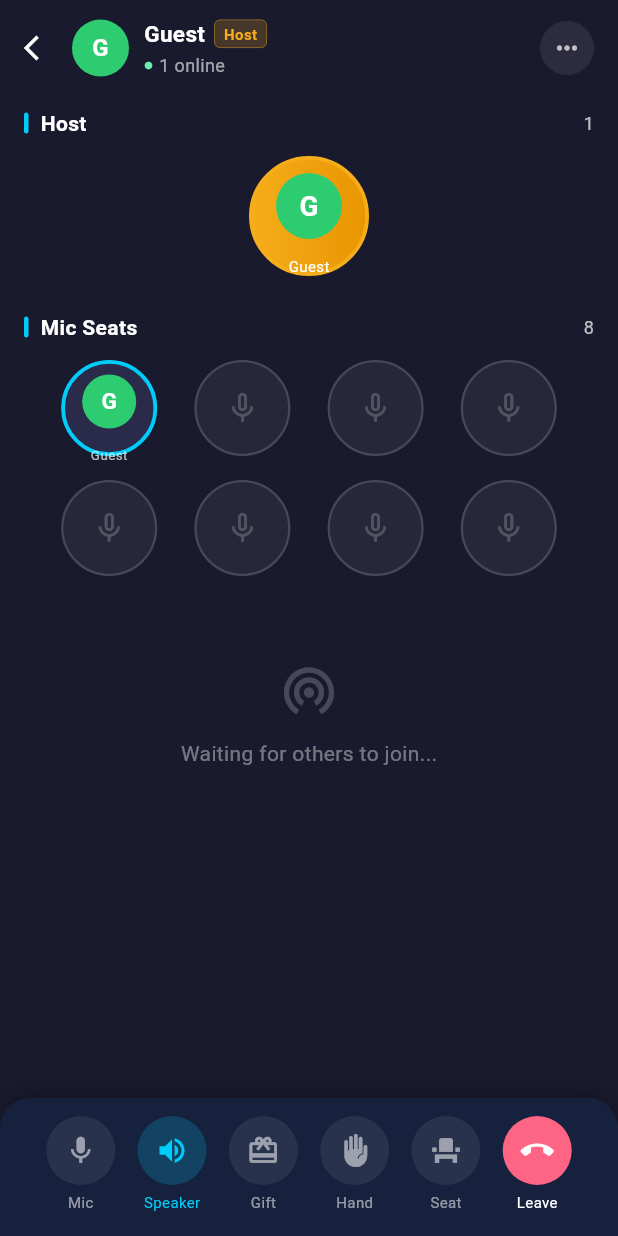
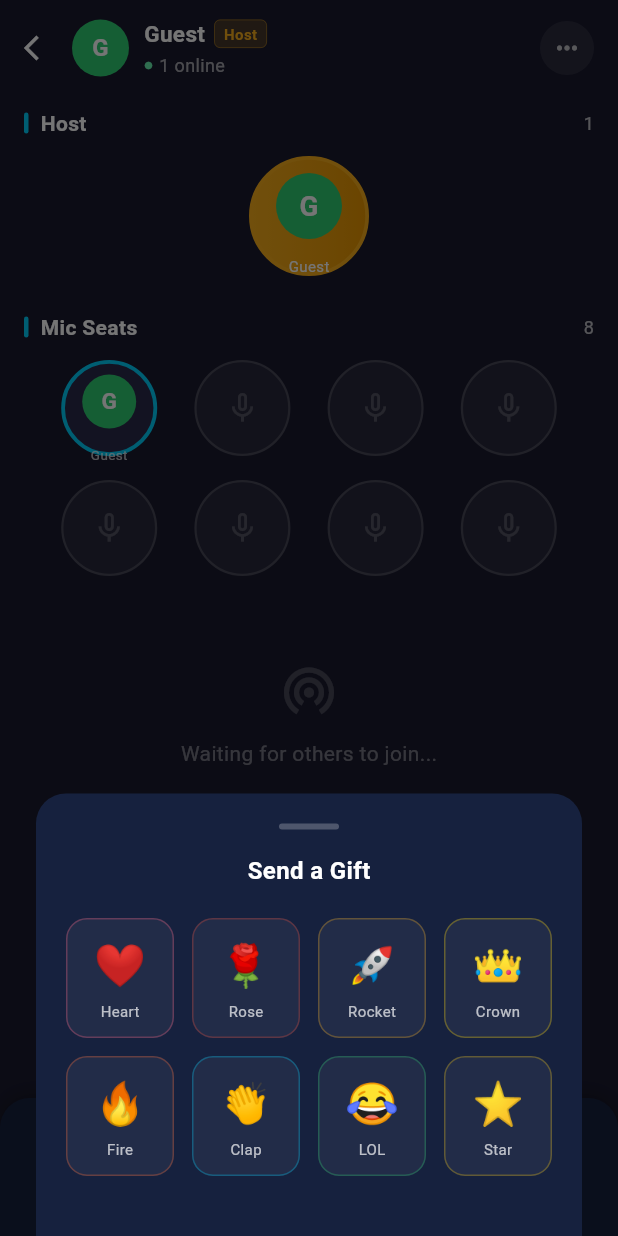
Before and after one commit to webzrtx/playtime, a Flutter app: the VoiceRoomScreen screen opened by its route, after a tap on the "mic none" icon, after a tap on "Gift", on a phone screen of 412 x 824 dp. Run offline on Flutter 3.47's test engine with Material 3 defaults, Android fonts, the phone set to English and light mode, and no system bars; our stand-ins replace permission_handler; missing offline and left inert: tencent_rtc_sdk.

Commit message:
feat: functional gift system — bottom sheet panel + floating emoji animation overlay

```diff
--- /dev/null
+++ b/lib/models/gift_model.dart
@@ -0,0 +1,28 @@
+import 'package:flutter/material.dart';
+
+/// A gift that can be sent in a voice room.
+class GiftItem {
+  final String id;
+  final String label;
+  final String emoji;
+  final Color color;
+
+  const GiftItem({
+    required this.id,
+    required this.label,
+    required this.emoji,
+    required this.color,
+  });
+}
+
+/// Available gifts (WePlay-style).
+const kGiftList = [
+  GiftItem(id: 'heart', label: 'Heart', emoji: '❤️', color: Color(0xFFFE6484)),
+  GiftItem(id: 'rose', label: 'Rose', emoji: '🌹', color: Color(0xFFE74C3C)),
+  GiftItem(id: 'rocket', label: 'Rocket', emoji: '🚀', color: Color(0xFFF6AD1B)),
+  GiftItem(id: 'crown', label: 'Crown', emoji: '👑', color: Color(0xFFFFD700)),
+  GiftItem(id: 'fire', label: 'Fire', emoji: '🔥', color: Color(0xFFFF6B35)),
+  GiftItem(id: 'clap', label: 'Clap', emoji: '👏', color: Color(0xFF00CCF9)),
+  GiftItem(id: 'laugh', label: 'LOL', emoji: '😂', color: Color(0xFF2ECC71)),
+  GiftItem(id: 'star', label: 'Star', emoji: '⭐', color: Color(0xFFF1C40F)),
+];
--- a/lib/screens/voice_room_screen.dart
+++ b/lib/screens/voice_room_screen.dart
@@ -8,6 +8,9 @@ import '../services/pip_service.dart';
 import '../config/trtc_config.dart';
 import '../widgets/speaking_avatar.dart';
 import '../widgets/user_avatar.dart';
+import '../widgets/gift_panel.dart';
+import '../widgets/gift_overlay.dart';
+import '../models/gift_model.dart';
 
 // WePlay-inspired voice room screen
 class VoiceRoomScreen extends StatefulWidget {
@@ -76,6 +79,15 @@ class _VoiceRoomScreenState extends State<VoiceRoomScreen> {
 
   void _onUpdate() {
     if (mounted) setState(() {});
+  }
+
+  void _showGiftPanel() {
+    GiftPanel.show(context, onSend: (gift) {
+      final user = Provider.of<UserModel>(context, listen: false);
+      GiftOverlay.show(context,
+          gift: gift,
+          sender: user.username.isNotEmpty ? user.username : 'You');
+    });
   }
 
   /// Enter PiP — audio continues in background, room stays alive.
@@ -453,7 +465,7 @@ class _VoiceRoomScreenState extends State<VoiceRoomScreen> {
                   label: 'Gift',
                   active: false,
                   activeColor: _pink,
-                  onTap: () {},
+                  onTap: () => _showGiftPanel(),
                 ),
                 _BottomBtn(
                   icon: _isHandRaised ? Icons.pan_tool : Icons.front_hand,
--- /dev/null
+++ b/lib/widgets/gift_panel.dart
@@ -0,0 +1,73 @@
+import 'package:flutter/material.dart';
+import '../models/gift_model.dart';
+
+/// Bottom sheet showing available gifts to send.
+class GiftPanel extends StatelessWidget {
+  final void Function(GiftItem gift) onGiftSelected;
+
+  const GiftPanel({super.key, required this.onGiftSelected});
+
+  static void show(BuildContext context, {required void Function(GiftItem) onSend}) {
+    showModalBottomSheet(
+      context: context,
+      backgroundColor: const Color(0xFF16213E),
+      shape: const RoundedRectangleBorder(
+        borderRadius: BorderRadius.vertical(top: Radius.circular(20)),
+      ),
+      builder: (_) => GiftPanel(onGiftSelected: (gift) {
+        onSend(gift);
+        Navigator.pop(context);
+      }),
+    );
+  }
+
+  @override
+  Widget build(BuildContext context) {
+    return Padding(
+      padding: const EdgeInsets.all(20),
+      child: Column(
+        mainAxisSize: MainAxisSize.min,
+        children: [
+          Container(
+            width: 40, height: 4,
+            decoration: BoxDecoration(
+              color: Colors.white24,
+              borderRadius: BorderRadius.circular(2),
+            ),
+          ),
+          const SizedBox(height: 16),
+          const Text('Send a Gift',
+              style: TextStyle(color: Colors.white, fontSize: 16, fontWeight: FontWeight.w600)),
+          const SizedBox(height: 20),
+          Wrap(
+            spacing: 12,
+            runSpacing: 12,
+            children: kGiftList.map((gift) {
+              return GestureDetector(
+                onTap: () => onGiftSelected(gift),
+                child: Container(
+                  width: 72, height: 80,
+                  decoration: BoxDecoration(
+                    color: Colors.white.withOpacity(0.05),
+                    borderRadius: BorderRadius.circular(14),
+                    border: Border.all(color: gift.color.withOpacity(0.3)),
+                  ),
+                  child: Column(
+                    mainAxisAlignment: MainAxisAlignment.center,
+                    children: [
+                      Text(gift.emoji, style: const TextStyle(fontSize: 28)),
+                      const SizedBox(height: 4),
+                      Text(gift.label,
+                          style: TextStyle(color: Colors.white70, fontSize: 10)),
+                    ],
+                  ),
+                ),
+              );
+            }).toList(),
+          ),
+          const SizedBox(height: 20),
+        ],
+      ),
+    );
+  }
+}
```
Also changed, not shown: lib/widgets/gift_overlay.dart (added, +174 -0 lines).
